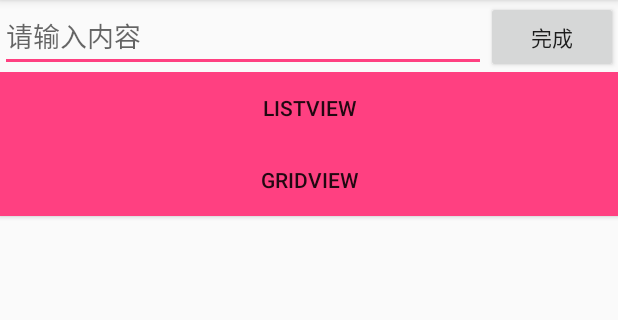
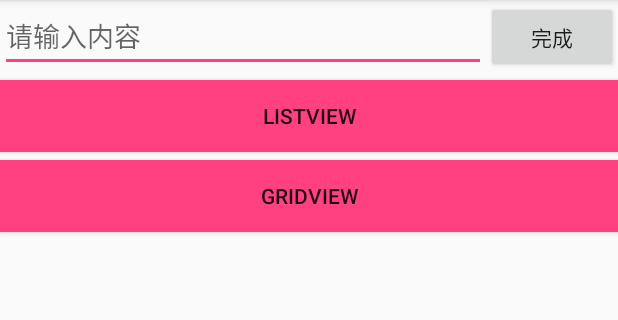
Before and after one commit to anapk/AnUI, an Android app: the screen it shows after launch (AnUIActivity), on a phone screen of 412 x 824 dp, the part 84-404 px from its top. Run offline under Robolectric (Android 15) with nearby library versions, the phone set to English and light mode, and no system bars.

Commit message:
修正点击进入Grid页面
修正一下

```diff
--- a/app/src/main/java/cn/anline/ui/AnUIActivity.java
+++ b/app/src/main/java/cn/anline/ui/AnUIActivity.java
@@ -54,6 +54,7 @@ public class OnClickListener implements View.OnClickListener{
 //    点击监听
     public void setListen(){
         btn_list_1.setOnClickListener(new OnClickListener());
+        btn_grid_1.setOnClickListener(new OnClickListener());
     }
     @Override
     protected void onCreate(Bundle savedInstanceState) {
--- a/app/src/main/res/layout/activity_an_gird.xml
+++ b/app/src/main/res/layout/activity_an_gird.xml
@@ -3,7 +3,7 @@
     android:layout_width="match_parent"
     android:layout_height="match_parent"
     android:orientation="vertical"
-    android:background="#000"
+    android:background="#80a786"
     >
 
     <GridView
--- a/app/src/main/res/layout/activity_an_ui.xml
+++ b/app/src/main/res/layout/activity_an_ui.xml
@@ -28,12 +28,14 @@
         <Button
             android:id="@+id/btn_list_1"
             android:text="ListView"
+            android:layout_marginTop="5dp"
             android:background="@drawable/btnswitch"
             android:layout_width="match_parent"
             android:layout_height="wrap_content" />
         <Button
             android:id="@+id/btn_grid_1"
             android:text="GridView"
+            android:layout_marginTop="5dp"
             android:background="@drawable/btnswitch"
             android:layout_width="match_parent"
             android:layout_height="wrap_content" />
```
Also changed, not shown: app/src/main/java/cn/anline/ui/girdview/AnGirdActivity.java (+16 -0 lines).
